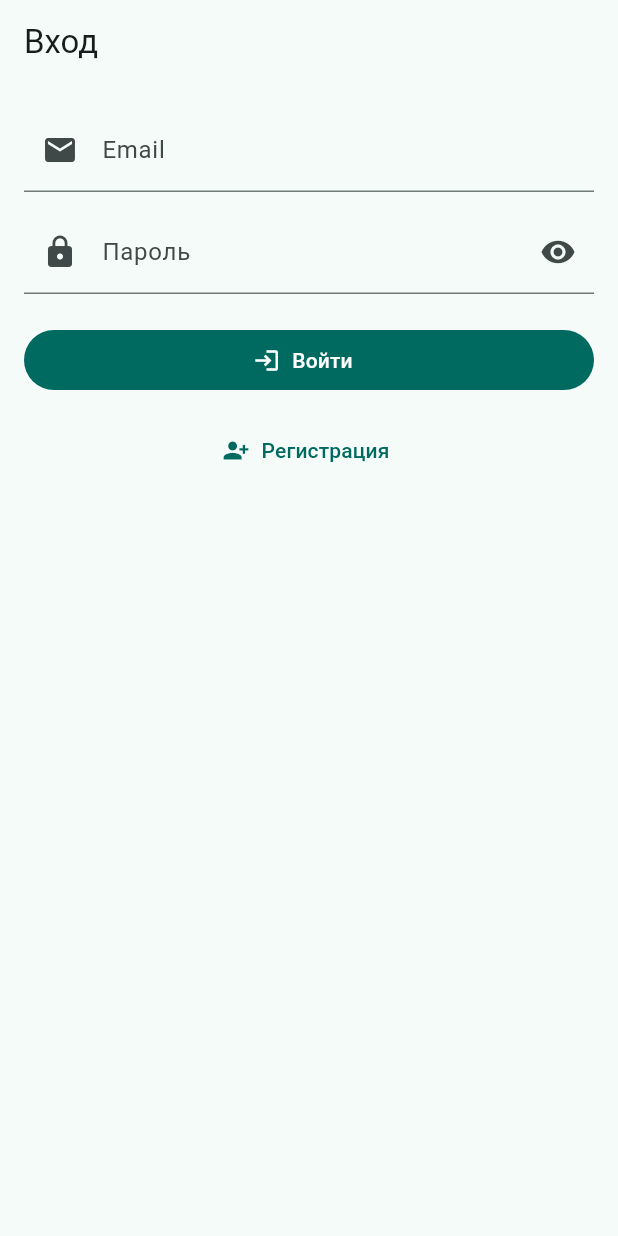
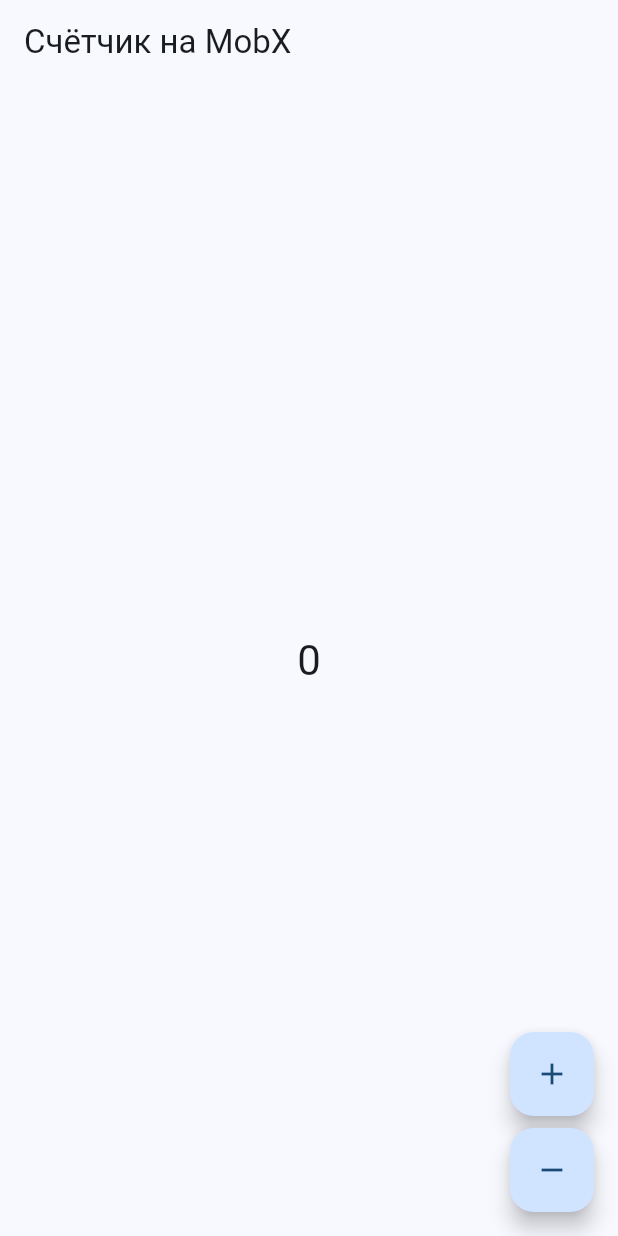
Before and after one commit to InitGvdSelf/RKPM_5, a Flutter app: the screen it shows after launch, on a phone screen of 412 x 824 dp. Run offline on Flutter 3.47's test engine with Material 3 defaults, Android fonts, the phone set to English and light mode, and no system bars; our stand-ins replace cached_network_image, flutter_cache_manager, flutter_mobx, go_router, mobx, shared_preferences; accounts and stored records are empty; generated files the repository leaves out were written again.

Commit message:
mobx example added

```diff
--- a/lib/main.dart
+++ b/lib/main.dart
@@ -1,67 +1,24 @@
 import 'package:flutter/material.dart';
-import 'package:flutter_localizations/flutter_localizations.dart';
-import 'package:go_router/go_router.dart';
 
-import 'package:rkpm_5/app_router.dart';
-import 'package:rkpm_5/shared/app_theme.dart';
+import 'mobx/counter_page.dart';
 
-// state & services
-import 'package:rkpm_5/features/meds/state/meds_state.dart';
-import 'package:rkpm_5/features/meds/state/meds_repository.dart';
-import 'package:rkpm_5/features/meds/state/dose_scheduler.dart';
-import 'package:rkpm_5/features/meds/state/auth_service.dart';
-import 'package:rkpm_5/features/meds/state/image_service.dart';
-import 'package:rkpm_5/core/app_dependencies.dart';
-
-Future<void> main() async {
-  WidgetsFlutterBinding.ensureInitialized();
-
-  // Глобальные сервисы/состояние
-  final medsState = MedsState(
-    repository: MedsRepository(),
-    scheduler: DoseScheduler(),
-  );
-
-  final auth = AuthService.instance;
-  final images = ImageService.instance;
-
-  await Future.wait([
-    medsState.init(),
-    AuthService.instance.restore(),
-    ImageService.instance.initialize(),
-  ]);
-
-  // Роутер на общем состоянии
-  final appRouter = AppRouter(medsState);
-
-  runApp(
-    AppDependencies(
-      state: medsState,
-      auth: auth,
-      images: images,
-      child: RKPMApp(
-        router: appRouter.router,
-      ),
-    ),
-  );
+void main() {
+  runApp(const MobxCounterApp());
 }
 
-class RKPMApp extends StatelessWidget {
-  final GoRouter router;
-  const RKPMApp({super.key, required this.router});
+class MobxCounterApp extends StatelessWidget {
+  const MobxCounterApp({super.key});
 
   @override
   Widget build(BuildContext context) {
-    return MaterialApp.router(
-      theme: buildAppTheme(),
-      locale: const Locale('ru'),
-      supportedLocales: const [Locale('ru'), Locale('en')],
-      localizationsDelegates: const [
-        GlobalMaterialLocalizations.delegate,
-        GlobalWidgetsLocalizations.delegate,
-        GlobalCupertinoLocalizations.delegate,
-      ],
-      routerConfig: router,
+    return MaterialApp(
+      debugShowCheckedModeBanner: false,
+      title: 'RKPM_5 – MobX пример',
+      theme: ThemeData(
+        colorScheme: ColorScheme.fromSeed(seedColor: Colors.blue),
+        useMaterial3: true,
+      ),
+      home: MobxCounterPage(),
     );
   }
 }
--- /dev/null
+++ b/lib/mobx/counter_page.dart
@@ -0,0 +1,47 @@
+import 'package:flutter/material.dart';
+import 'package:flutter_mobx/flutter_mobx.dart';
+
+import 'counter_store.dart';
+
+class MobxCounterPage extends StatelessWidget {
+  MobxCounterPage({super.key});
+
+  final Counter counter = Counter();
+
+  @override
+  Widget build(BuildContext context) {
+    final theme = Theme.of(context);
+
+    return Scaffold(
+      appBar: AppBar(
+        title: const Text('Счётчик на MobX'),
+      ),
+      body: Center(
+        child: Observer(
+          builder: (_) {
+            return Text(
+              '${counter.value}',
+              style: theme.textTheme.headlineMedium,
+            );
+          },
+        ),
+      ),
+      floatingActionButton: Column(
+        mainAxisAlignment: MainAxisAlignment.end,
+        children: [
+          FloatingActionButton(
+            heroTag: 'mobx_increment',
+            onPressed: counter.increment,
+            child: const Icon(Icons.add),
+          ),
+          const SizedBox(height: 8),
+          FloatingActionButton(
+            heroTag: 'mobx_decrement',
+            onPressed: counter.decrement,
+            child: const Icon(Icons.remove),
+          ),
+        ],
+      ),
+    );
+  }
+}
--- a/pubspec.yaml
+++ b/pubspec.yaml
@@ -13,6 +13,8 @@ dependencies:
   go_router: ^14.2.0
   flutter_localizations:
     sdk: flutter
+  mobx: ^2.3.0
+  flutter_mobx: ^2.2.0
 
 
   cached_network_image: ^3.3.1
@@ -23,5 +25,8 @@ dev_dependencies:
   flutter_test:
     sdk: flutter
   flutter_lints: ^4.0.0
+  build_runner: ^2.4.6
+  riverpod_generator: ^2.3.5
+  mobx_codegen: ^2.6.0
 flutter:
   uses-material-design: true
```
Also changed, not shown: lib/mobx/counter_store.dart (added, +20 -0 lines), pubspec.lock.
